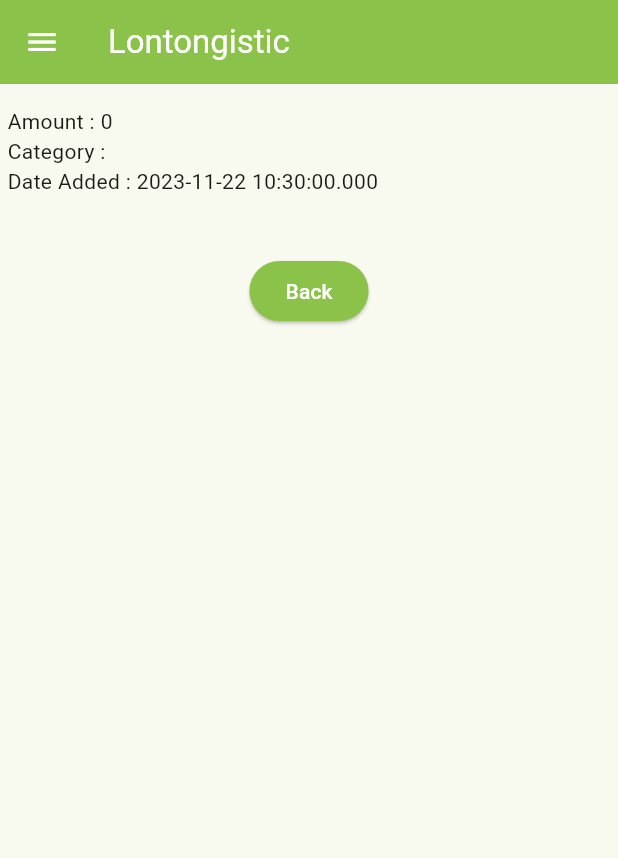
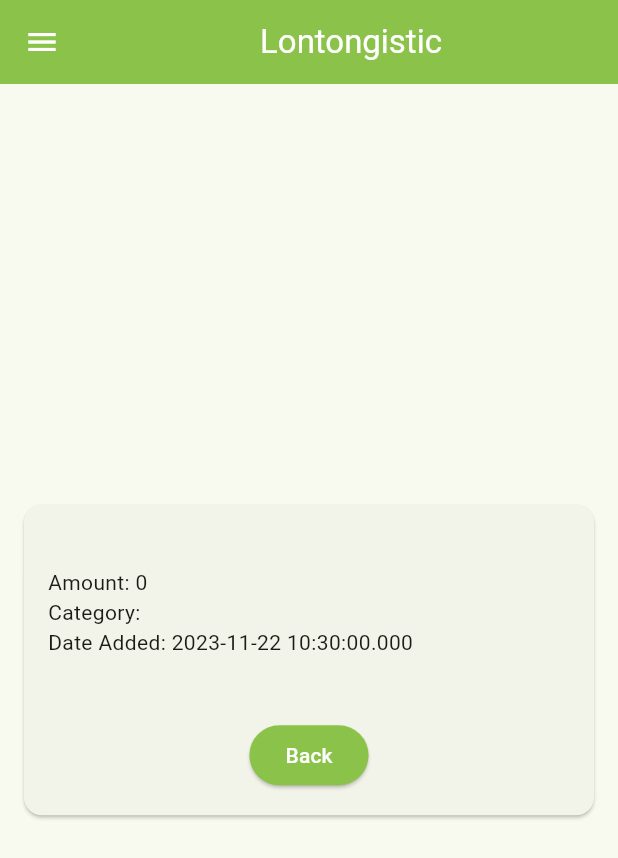
Before and after one commit to lontonggg/lontongistic-mobile, a Flutter app: the DetailItem screen opened directly with empty values, on a phone screen of 412 x 824 dp. Shown: the top 858 px of the screen. Run offline on Flutter 3.47's test engine with Material 2 defaults, Android fonts, the phone set to English and light mode, and no system bars; missing offline and left inert: pbp_django_auth.

Commit message:
Menyelesaikan tugas 9

```diff
--- a/lib/screens/detail_item.dart
+++ b/lib/screens/detail_item.dart
@@ -8,43 +8,55 @@
 class DetailItem extends StatelessWidget {
   final Item item;
 
-  const DetailItem(this.item, {super.key});
+  const DetailItem(this.item, {Key? key}) : super(key: key);
 
   @override
-  Widget build(BuildContext context){
+  Widget build(BuildContext context) {
     return Scaffold(
       appBar: AppBar(
-        title: const Text(
+        title: const Center(
+          child: Text(
             'Lontongistic',
+          ),
         ),
         backgroundColor: Colors.lightGreen,
         foregroundColor: Colors.white,
       ),
-      drawer: LeftDrawer(),
-      body: Padding(
-        padding: EdgeInsets.all(5),
-        child : Column(
+      drawer: const LeftDrawer(),
+      body: Center(
+        child: Card(
+          margin: const EdgeInsets.all(16),
+          child: Padding(
+            padding: const EdgeInsets.all(16),
+            child: Column(
               crossAxisAlignment: CrossAxisAlignment.start,
+              mainAxisSize: MainAxisSize.min,
               children: [
-            const SizedBox(height : 10),
-            Text("Amount : ${item.fields.amount}"),
-            Text("Category : ${item.fields.category}"),
-            Text("Date Added : ${item.fields.dateAdded}"),
+                Text(
+                  "${item.fields.name}",
+                  style: const TextStyle(
+                    fontSize: 18.0,
+                    fontWeight: FontWeight.bold,
+                  ),
+                ),
+                Text("Amount: ${item.fields.amount}"),
+                Text("Category: ${item.fields.category}"),
+                Text("Date Added: ${item.fields.dateAdded}"),
                 const SizedBox(height: 10),
                 Text("${item.fields.description}"),
+                const SizedBox(height: 10),
                 Align(
                   alignment: Alignment.bottomCenter,
-              child: Padding(
-                padding: const EdgeInsets.all(8.0),
                   child: ElevatedButton(
                     style: ButtonStyle(
                       backgroundColor:
                           MaterialStateProperty.all(Colors.lightGreen),
                     ),
-                  onPressed: (){
+                    onPressed: () {
                       Navigator.push(
                         context,
-                      MaterialPageRoute(builder: (context) => ItemPage()));
+                        MaterialPageRoute(builder: (context) => ItemPage()),
+                      );
                     },
                     child: const Text(
                       "Back",
@@ -52,10 +64,11 @@
                     ),
                   ),
                 ),
-            ),
               ],
             ),
-      )
+          ),
+        ),
+      ),
     );
   }
 }
```
Also changed, not shown: lib/screens/list_item.dart (+17 -8 lines), 1 other file. Lines whose indentation alone changed are shown as unchanged.
